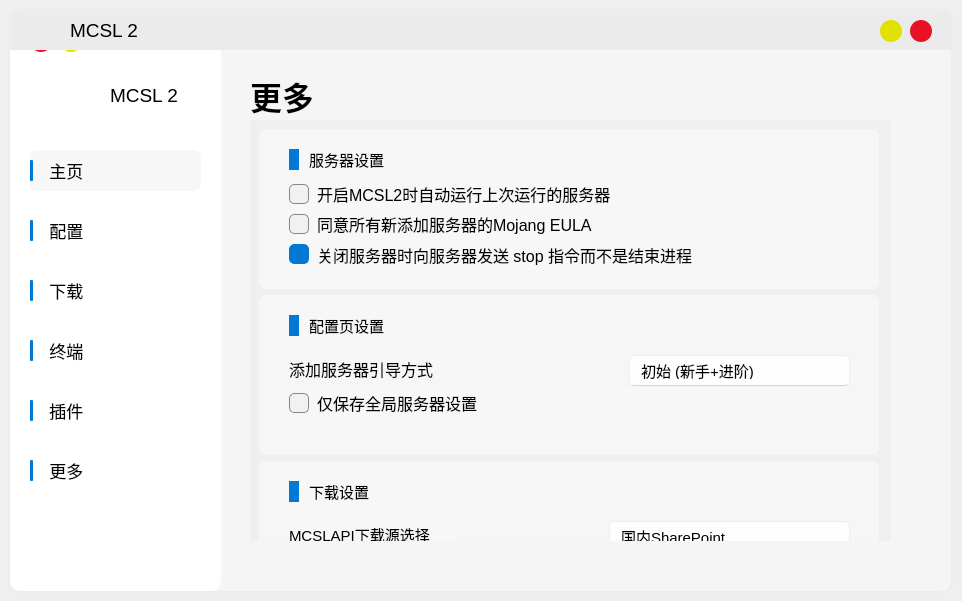
This is Resources/QtUIFiles/MCSL2_MainWindow.ui in MCSLTeam/MCSL2 as Qt 5 draws it before an edit. The edited form follows.
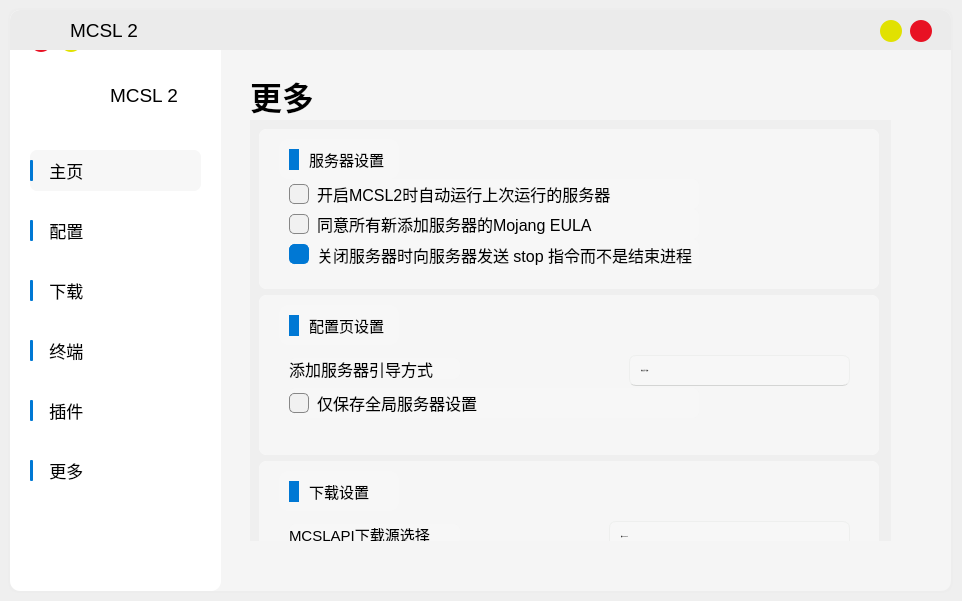
This is the edited form. The open tabs and pages were chosen to show the change. Icons and pictures are not drawn.

```diff
--- a/Resources/QtUIFiles/MCSL2_MainWindow.ui
+++ b/Resources/QtUIFiles/MCSL2_MainWindow.ui
@@ -4185,6 +4185,71 @@
 }
 QScrollBar::add-page:vertical, QScrollBar::sub-page:vertical {
     background: none;
+}
+QComboBox {
+    border: 1px solid rgb(238, 239, 238);
+    border-radius: 5px;
+    border-bottom: 1px solid rgb(212, 213, 212);
+    padding: 5px 31px 6px 11px;
+    color: black;
+    background-color: rgb(254, 254, 254);
+    text-align: left;
+	font: 14px 'Microsoft YaHei UI';
+}
+
+QComboBox:hover {
+    background-color: rgb(251, 251, 251);
+}
+
+QComboBox:pressed {
+    background-color: rgb(252, 252, 252);
+    border-bottom: 1px solid rgb(238, 239, 238);
+    color: rgba(0, 0, 0, 0.63);
+}
+QComboBox::drop-down
+{
+    subcontrol-origin: padding;
+    subcontrol-position: right;
+    width: 35px;
+    border-left-style: solid;
+}
+QComboBox::down-arrow
+{
+    border-image: url(:/MCSL2_Icon/QComboBoxDownArrow.svg);
+}
+QComboBox QAbstractItemView {
+    border: 1px solid rgba(0, 0, 0, 0.1);
+    border-radius: 9px;
+    background-color: rgb(249, 249, 249);
+    outline: none;
+	font: 14px 'Microsoft YaHei UI'
+}
+
+QComboBox QAbstractItemView::item {
+    margin-top: 4px;
+	min-height: 30px;
+    padding-left: 10px;
+    padding-right: 10px;
+    border-radius: 5px;
+    border: none;
+	font: 14px 'Microsoft YaHei UI'
+}
+
+QComboBox QAbstractItemView::item:hover {
+    background-color: rgba(0, 0, 0, 9);
+	height: 27px;
+}
+
+QComboBox QAbstractItemView::item:selected {
+    background-color: rgba(0, 0, 0, 7);
+    color: black;
+	height: 27px;
+}
+
+QComboBox QAbstractItemView::item:selected:active {
+    background-color: rgba(0, 0, 0, 0.06);
+    color: rgba(0, 0, 0, 0.7);
+	height: 27px;
 }</string>
       </property>
       <property name="frameShape">
@@ -4838,68 +4903,15 @@
              <property name="font">
               <font>
                <family>Microsoft YaHei UI</family>
-               <pointsize>11</pointsize>
+               <pointsize>-1</pointsize>
+               <weight>50</weight>
+               <italic>false</italic>
+               <bold>false</bold>
                <kerning>true</kerning>
               </font>
              </property>
              <property name="styleSheet">
-              <string notr="true">QComboBox {
-    border: 1px solid rgb(238, 239, 238);
-    border-radius: 5px;
-    border-bottom: 1px solid rgb(212, 213, 212);
-    padding: 5px 31px 6px 11px;
-    color: black;
-    background-color: rgb(254, 254, 254);
-    text-align: left;
-}
-
-QComboBox:hover {
-    background-color: rgb(251, 251, 251);
-}
-
-QComboBox:pressed {
-    background-color: rgb(252, 252, 252);
-    border-bottom: 1px solid rgb(238, 239, 238);
-    color: rgba(0, 0, 0, 0.63);
-}
-QComboBox::drop-down
-{
-    subcontrol-origin: padding;
-    subcontrol-position: right;
-    width: 35px;
-    border-left-style: solid;
-}
-QComboBox::down-arrow
-{
-    border-image: url(:/MCSL2_Icon/QComboBoxDownArrow.svg);
-}
-QComboBox QAbstractItemView {
-    border: 1px solid rgba(0, 0, 0, 0.1);
-    border-radius: 9px;
-    background-color: rgb(249, 249, 249);
-    outline: none;
-}
-
-QComboBox QAbstractItemView::item {
-    padding-left: 0px;
-    padding-right: 10px;
-    border-radius: 5px;
-    border: none;
-}
-
-QComboBox QAbstractItemView::item:hover {
-    background-color: rgba(0, 0, 0, 9);
-}
-
-QComboBox QAbstractItemView::item:selected {
-    background-color: rgba(0, 0, 0, 7);
-    color: black;
-}
-
-QComboBox QAbstractItemView::item:selected:active {
-    background-color: rgba(0, 0, 0, 0.06);
-    color: rgba(0, 0, 0, 0.7);
-}</string>
+              <string notr="true"/>
              </property>
              <item>
               <property name="text">
@@ -5051,68 +5063,15 @@
              <property name="font">
               <font>
                <family>Microsoft YaHei UI</family>
-               <pointsize>11</pointsize>
+               <pointsize>-1</pointsize>
+               <weight>50</weight>
+               <italic>false</italic>
+               <bold>false</bold>
                <kerning>true</kerning>
               </font>
              </property>
              <property name="styleSheet">
-              <string notr="true">QComboBox {
-    border: 1px solid rgb(238, 239, 238);
-    border-radius: 5px;
-    border-bottom: 1px solid rgb(212, 213, 212);
-    padding: 5px 31px 6px 11px;
-    color: black;
-    background-color: rgb(254, 254, 254);
-    text-align: left;
-}
-
-QComboBox:hover {
-    background-color: rgb(251, 251, 251);
-}
-
-QComboBox:pressed {
-    background-color: rgb(252, 252, 252);
-    border-bottom: 1px solid rgb(238, 239, 238);
-    color: rgba(0, 0, 0, 0.63);
-}
-QComboBox::drop-down
-{
-    subcontrol-origin: padding;
-    subcontrol-position: right;
-    width: 35px;
-    border-left-style: solid;
-}
-QComboBox::down-arrow
-{
-    border-image: url(:/MCSL2_Icon/QComboBoxDownArrow.svg);
-}
-QComboBox QAbstractItemView {
-    border: 1px solid rgba(0, 0, 0, 0.1);
-    border-radius: 9px;
-    background-color: rgb(249, 249, 249);
-    outline: none;
-}
-
-QComboBox QAbstractItemView::item {
-    padding-left: 0px;
-    padding-right: 10px;
-    border-radius: 5px;
-    border: none;
-}
-
-QComboBox QAbstractItemView::item:hover {
-    background-color: rgba(0, 0, 0, 9);
-}
-
-QComboBox QAbstractItemView::item:selected {
-    background-color: rgba(0, 0, 0, 7);
-    color: black;
-}
-
-QComboBox QAbstractItemView::item:selected:active {
-    background-color: rgba(0, 0, 0, 0.06);
-    color: rgba(0, 0, 0, 0.7);
-}</string>
+              <string notr="true"/>
              </property>
              <item>
               <property name="text">
```
Left out of the diff: 394 changed lines with no effect on the pictures.
